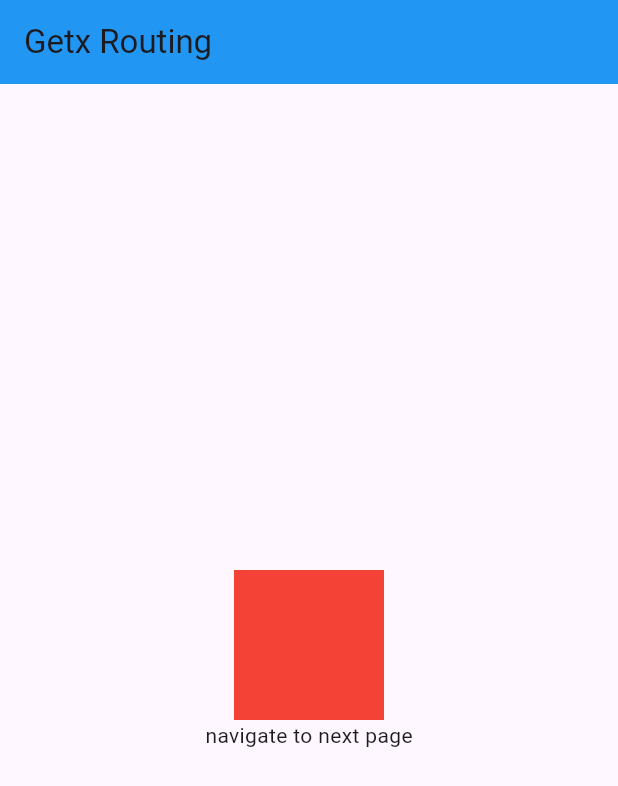
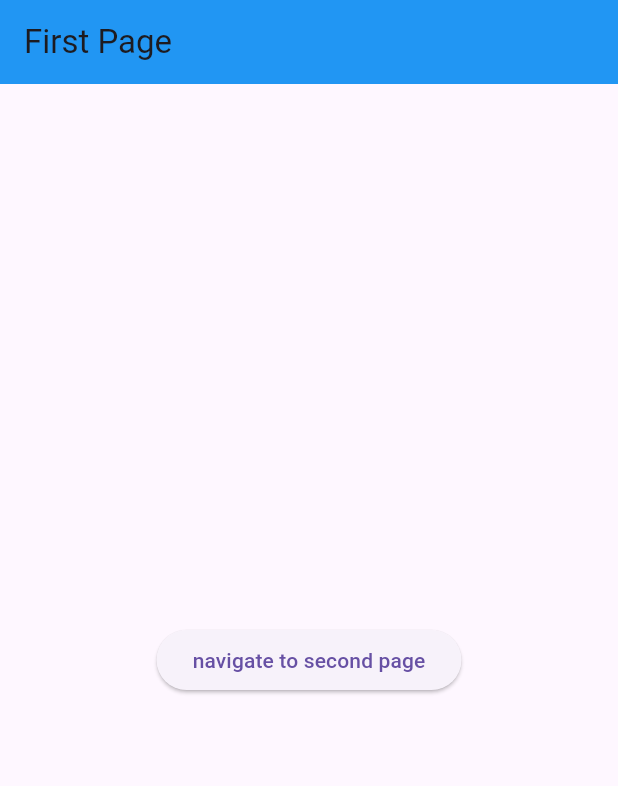
Before and after one commit to suryanshvns/getx-flutter, a Flutter app: the screen it shows after launch, on a phone screen of 412 x 824 dp. Shown: the top 786 px of the screen. Run offline on Flutter 3.47's test engine with Material 3 defaults, Android fonts, the phone set to English and light mode, and no system bars; our stand-ins replace get.

Commit message:
named routing finished

```diff
--- a/lib/main.dart
+++ b/lib/main.dart
@@ -1,6 +1,10 @@
 import 'package:flutter/material.dart';
 import 'package:get/route_manager.dart';
 import 'package:getx_tutorial/next_page.dart';
+import 'package:getx_tutorial/pages/firstPage.dart';
+import 'package:getx_tutorial/pages/secondPage.dart';
+import 'package:getx_tutorial/pages/thirdPage.dart';
+import 'package:getx_tutorial/pages/unknownPage.dart';
 
 void main() {
   runApp(const MyApp());
@@ -14,40 +18,50 @@ class MyApp extends StatelessWidget {
   Widget build(BuildContext context) {
     return GetMaterialApp(
       debugShowCheckedModeBanner: false,
-      home: Scaffold(
-        appBar: AppBar(
-          backgroundColor: Colors.blue,
-          title: const Text("Getx Routing"),
-        ),
-        body: Center(
-            child: Column(
-          mainAxisAlignment: MainAxisAlignment.center,
-          crossAxisAlignment: CrossAxisAlignment.center,
-          children: [
-            InkWell(
-              onTap: () async {
-                var a = await Get.to(
-                  () => NextPage(),
-                  // arguments: "This is the data from previous page "
-                );
-                print(a);
-              },
+      //   home: Scaffold(
+      //     appBar: AppBar(
+      //       backgroundColor: Colors.blue,
+      //       title: const Text("Getx Routing"),
+      //     ),
+      //     body: Center(
+      //         child: Column(
+      //       mainAxisAlignment: MainAxisAlignment.center,
+      //       crossAxisAlignment: CrossAxisAlignment.center,
+      //       children: [
+      //         InkWell(
+      //           onTap: () async {
+      //             var a = await Get.to(
+      //               () => NextPage(),
+      //               // arguments: "This is the data from previous page "
+      //             );
+      //             print(a);
+      //           },
 
-              // onTap: () {
-              //   Get.to(() => const NextPage(),
-              //       curve: Curves.bounceInOut,
-              //       transition: Transition.rightToLeft);
-              // },
-              child: Container(
-                color: Colors.red,
-                width: 100,
-                height: 100,
-              ),
-            ),
-            const Text("navigate to next page")
-          ],
-        )),
-      ),
+      //           // onTap: () {
+      //           //   Get.to(() => const NextPage(),
+      //           //       curve: Curves.bounceInOut,
+      //           //       transition: Transition.rightToLeft);
+      //           // },
+      //           child: Container(
+      //             color: Colors.red,
+      //             width: 100,
+      //             height: 100,
+      //           ),
+      //         ),
+      //         const Text("navigate to next page")
+      //       ],
+      //     )
+      //     ),
+      //   ),
+
+      initialRoute: "first",
+      defaultTransition: Transition.rightToLeft,
+      getPages: [
+        GetPage(name: "/first", page: () => const FirstPage()),
+        GetPage(name: "/second", page: () => const SecondPage()),
+        GetPage(name: "/third", page: () => const ThirdPage()),
+      ],
+      unknownRoute: GetPage(name: "/unknown", page: () => const UnknownPage()),
     );
   }
 }
--- /dev/null
+++ b/lib/pages/firstPage.dart
@@ -0,0 +1,28 @@
+import 'package:flutter/material.dart';
+import 'package:get/route_manager.dart';
+
+class FirstPage extends StatelessWidget {
+  const FirstPage({super.key});
+
+  @override
+  Widget build(BuildContext context) {
+    return Scaffold(
+      appBar: AppBar(
+        title: const Text("First Page"),
+        backgroundColor: Colors.blue,
+      ),
+      body: Center(
+        child: Column(
+          mainAxisAlignment: MainAxisAlignment.center,
+          children: [
+            ElevatedButton(
+                onPressed: () {
+                  Get.toNamed("second?a=1&b=2");
+                },
+                child: const Text("navigate to second page")),
+          ],
+        ),
+      ),
+    );
+  }
+}
```
Also changed, not shown: lib/pages/secondPage.dart (added, +35 -0 lines), lib/pages/thirdPage.dart (added, +28 -0 lines), lib/pages/unknownPage.dart (added, +26 -0 lines).
